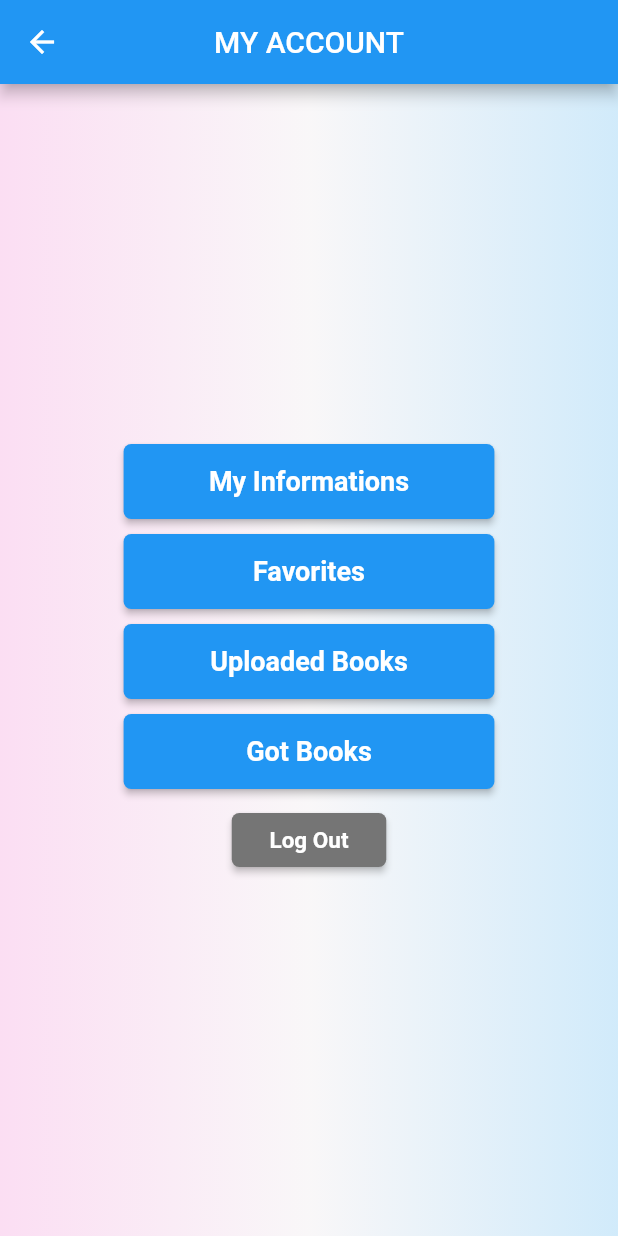
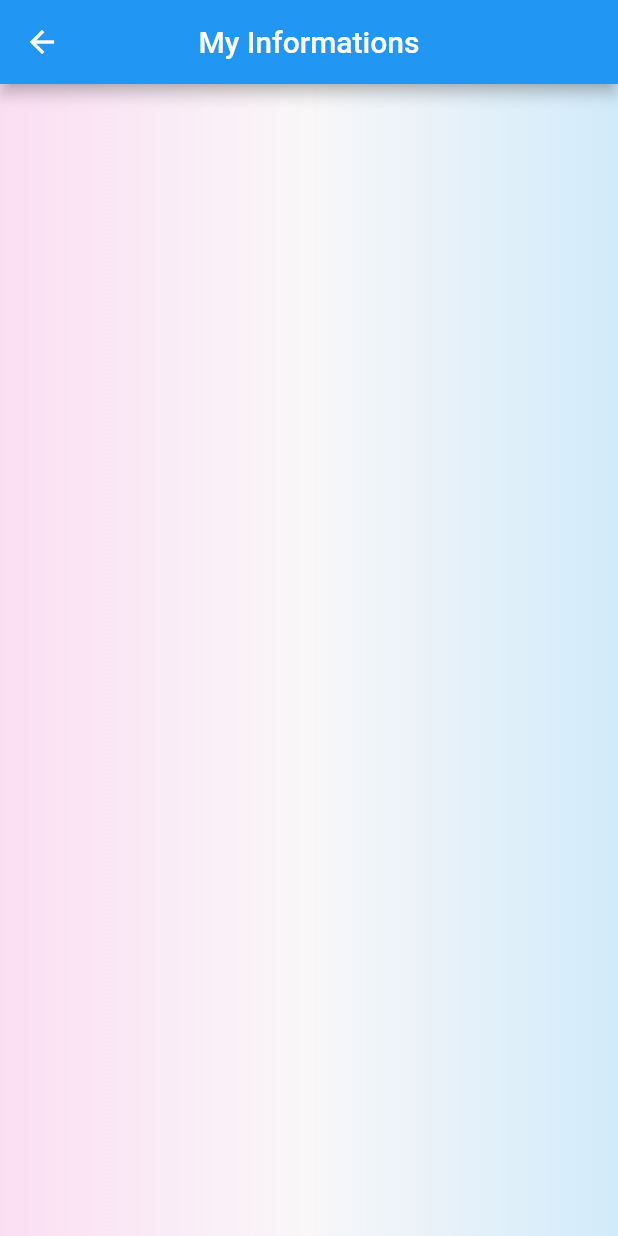
Before and after one commit to GTU-Ghostbusters/shelf_mobil_frontend, a Flutter app: the AccountPage screen opened directly, after a tap on "My Informations", on a phone screen of 412 x 824 dp. Run offline on Flutter 3.47's test engine with Material 2 defaults, Android fonts, the phone set to English and light mode, and no system bars; our stand-ins replace email_validator, google_nav_bar, image_picker, scroll_snap_list, toggle_switch; missing offline and left inert: wc_form_validators.

Commit message:
Added empty pages for my account page elements

```diff
--- a/lib/pages/account_page.dart
+++ b/lib/pages/account_page.dart
@@ -52,13 +52,45 @@ class _AccountPageState extends State<AccountPage> {
         mainAxisAlignment: MainAxisAlignment.center,
         children: [
           const SizedBox(height: 20),
-          button(0.6, 50, 5, 18, null, "My Informations", (() {})),
+          button(0.6, 50, 5, 18, null, "My Informations", (() {
+            Navigator.of(context).push(
+              MaterialPageRoute(
+                builder: (BuildContext context) {
+                  return SubPage(title: "My Informations");
+                },
+              ),
+            );
+          })),
           const SizedBox(height: 10),
-          button(0.6, 50, 5, 18, null, "Favorites", (() {})),
+          button(0.6, 50, 5, 18, null, "Favorites", (() {
+            Navigator.of(context).push(
+              MaterialPageRoute(
+                builder: (BuildContext context) {
+                  return SubPage(title: "Favorites");
+                },
+              ),
+            );
+          })),
           const SizedBox(height: 10),
-          button(0.6, 50, 5, 18, null, "Uploaded Books", (() {})),
+          button(0.6, 50, 5, 18, null, "Uploaded Books", (() {
+            Navigator.of(context).push(
+              MaterialPageRoute(
+                builder: (BuildContext context) {
+                  return SubPage(title: "Uploaded Books");
+                },
+              ),
+            );
+          })),
           const SizedBox(height: 10),
-          button(0.6, 50, 5, 18, null, "Got Books", (() {})),
+          button(0.6, 50, 5, 18, null, "Got Books", (() {
+            Navigator.of(context).push(
+              MaterialPageRoute(
+                builder: (BuildContext context) {
+                  return SubPage(title: "Got Books");
+                },
+              ),
+            );
+          })),
           const SizedBox(height: 10),
           button(0.25, 35, 5, 15, Colors.grey.shade600, "Log Out", () {
             setState(() {
@@ -117,3 +149,35 @@ class _AccountPageState extends State<AccountPage> {
     );
   }
 }
+
+class SubPage extends StatefulWidget {
+  SubPage({super.key, required this.title});
+  String title;
+  @override
+  State<SubPage> createState() => _SubPageState();
+}
+
+class _SubPageState extends State<SubPage> {
+  @override
+  Widget build(BuildContext context) {
+    return Scaffold(
+      appBar: AppBar(
+        title: Text(widget.title),
+        centerTitle: true,
+      ),
+      body: Container(
+        padding: const EdgeInsets.all(10),
+        decoration: const BoxDecoration(
+          gradient: LinearGradient(
+            tileMode: TileMode.mirror,
+            colors: [
+              Color.fromARGB(60, 255, 131, 220),
+              Color.fromARGB(60, 246, 238, 243),
+              Color.fromARGB(60, 76, 185, 252),
+            ],
+          ),
+        ),
+      ),
+    );
+  }
+}
```
